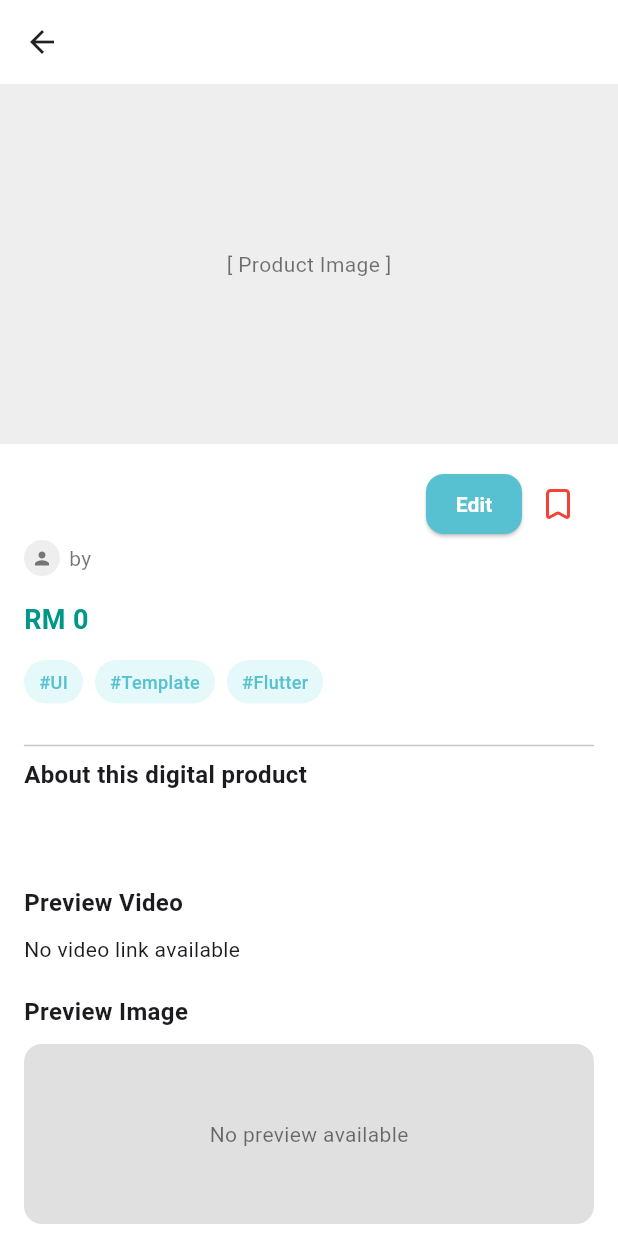
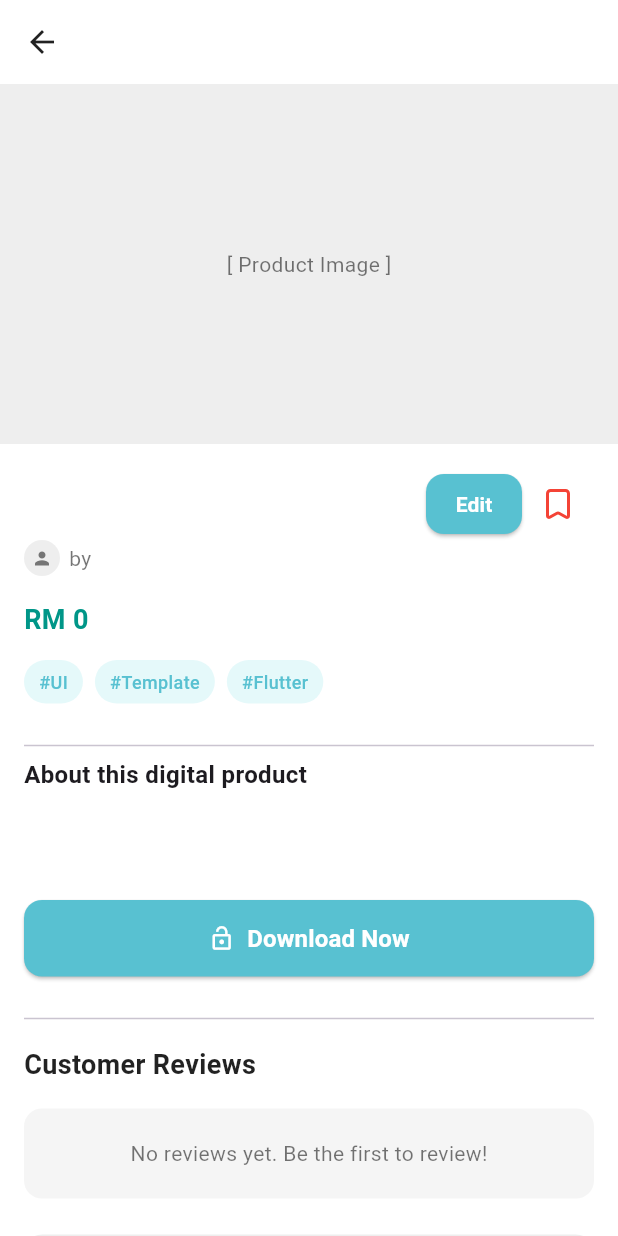
Before and after one commit to Husainihusein/panen-flutter, a Flutter app: the ViewProductPage screen opened directly with empty values, on a phone screen of 412 x 824 dp. Run offline on Flutter 3.47's test engine with Material 3 defaults, Android fonts, the phone set to English and light mode, and no system bars; our stand-ins replace app_links, dio, file_picker, fl_chart, font_awesome_flutter, image_picker and 6 more; accounts and stored records are empty; network calls fail.

Commit message:
update layout

```diff
--- a/lib/screen/product/view_product.dart
+++ b/lib/screen/product/view_product.dart
@@ -655,8 +655,9 @@ class _ViewProductPageState extends State<ViewProductPage> {
         directory = await getDownloadsDirectory();
       }
 
-      if (directory == null)
+      if (directory == null) {
         throw Exception('Could not access storage directory');
+      }
 
       // 3️⃣ Determine file name
       final fileName =
@@ -666,30 +667,55 @@ class _ViewProductPageState extends State<ViewProductPage> {
 
       debugPrint('Downloading to: $filePath');
 
-      // 4️⃣ Generate signed URL for Supabase
+      // 4️⃣ Generate signed URL for Supabase - ✅ FIXED VERSION
       final uri = Uri.parse(widget.fileUrl);
-      final fullPath = uri.path;
-      final productFilesIndex = fullPath.indexOf('product-files/');
-      if (productFilesIndex == -1)
+      final pathSegments = uri.pathSegments;
+
+      // Find the index of 'product-files' in the path
+      int bucketIndex = -1;
+      for (int i = 0; i < pathSegments.length; i++) {
+        if (pathSegments[i] == 'product-files') {
+          bucketIndex = i;
+          break;
+        }
+      }
+
+      if (bucketIndex == -1 || bucketIndex >= pathSegments.length - 1) {
         throw Exception('Invalid product-files URL format');
-
-      final filePathInBucket = fullPath.substring(
-        productFilesIndex + 'product-files/'.length,
-      );
+      }
+
+      // Get everything AFTER 'product-files'
+      final filePathInBucket = pathSegments.sublist(bucketIndex + 1).join('/');
+
+      debugPrint('🔍 File path in bucket: $filePathInBucket');
 
       final downloadUrl = await supabase.storage
           .from('product-files')
           .createSignedUrl(filePathInBucket, 3600);
 
-      if (downloadUrl.isEmpty)
+      if (downloadUrl.isEmpty) {
         throw Exception('Failed to generate download link');
+      }
+
+      debugPrint('🔍 Signed URL generated successfully');
 
       // 5️⃣ Download using Dio
       final dio = Dio();
       await dio.download(downloadUrl, filePath);
 
-      // 6️⃣ Open file
-      await OpenFile.open(filePath);
+      // 6️⃣ Open file with correct MIME type
+      final fileExtension = filePath.split('.').last.toLowerCase();
+      String? mimeType;
+
+      if (fileExtension == 'pdf') {
+        mimeType = 'application/pdf';
+      } else if (fileExtension == 'jpg' || fileExtension == 'jpeg') {
+        mimeType = 'image/jpeg';
+      } else if (fileExtension == 'png') {
+        mimeType = 'image/png';
+      }
+
+      await OpenFile.open(filePath, type: mimeType);
 
       // 7️⃣ Record download in Supabase
       final existing = await supabase
@@ -1006,27 +1032,36 @@ class _ViewProductPageState extends State<ViewProductPage> {
                     ),
                   ),
                   const SizedBox(height: 30),
+                  // ================= PREVIEW VIDEO =================
+                  if (widget.videoUrl.isNotEmpty) ...[
+                    const SizedBox(height: 30),
                     const Text(
                       'Preview Video',
-                    style: TextStyle(fontSize: 16, fontWeight: FontWeight.w600),
+                      style: TextStyle(
+                        fontSize: 16,
+                        fontWeight: FontWeight.w600,
+                      ),
                     ),
                     const SizedBox(height: 10),
-                  if (widget.videoUrl.isEmpty)
-                    const Text('No video link available')
-                  else
                     GestureDetector(
                       onTap: () => _launchExternalURL(widget.videoUrl),
                       child: _buildVideoWidget(),
                     ),
-                  const SizedBox(height: 20),
+                  ],
+
+                  // ================= PREVIEW IMAGE =================
+                  if (widget.previewImageUrl != null &&
+                      widget.previewImageUrl!.isNotEmpty) ...[
+                    const SizedBox(height: 30),
                     const Text(
                       'Preview Image',
-                    style: TextStyle(fontSize: 16, fontWeight: FontWeight.w600),
+                      style: TextStyle(
+                        fontSize: 16,
+                        fontWeight: FontWeight.w600,
+                      ),
                     ),
                     const SizedBox(height: 10),
-                  widget.previewImageUrl != null &&
-                          widget.previewImageUrl!.isNotEmpty
-                      ? GestureDetector(
+                    GestureDetector(
                       onTap: () => _showPreviewDialog(),
                       child: Container(
                         height: 120,
@@ -1038,21 +1073,9 @@ class _ViewProductPageState extends State<ViewProductPage> {
                           ),
                         ),
                       ),
-                        )
-                      : Container(
-                          height: 120,
-                          decoration: BoxDecoration(
-                            color: Colors.grey.shade300,
-                            borderRadius: BorderRadius.circular(12),
-                          ),
-                          alignment: Alignment.center,
-                          child: const Text(
-                            'No preview available',
-                            style: TextStyle(color: Colors.black54),
-                          ),
-                        ),
-                  const SizedBox(height: 30),
-
+                    ),
+                  ],
+                  const SizedBox(height: 10),
                   // Buy / Download Button
                   SizedBox(
                     width: double.infinity,
```
Lines whose indentation alone changed are shown as unchanged.
